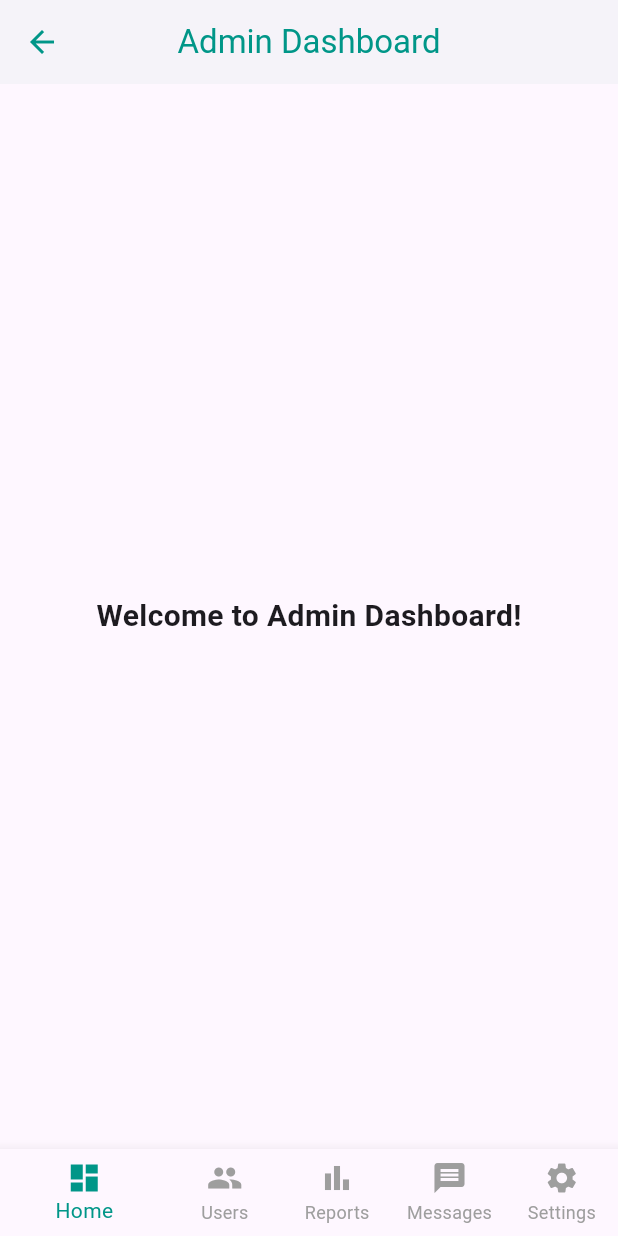
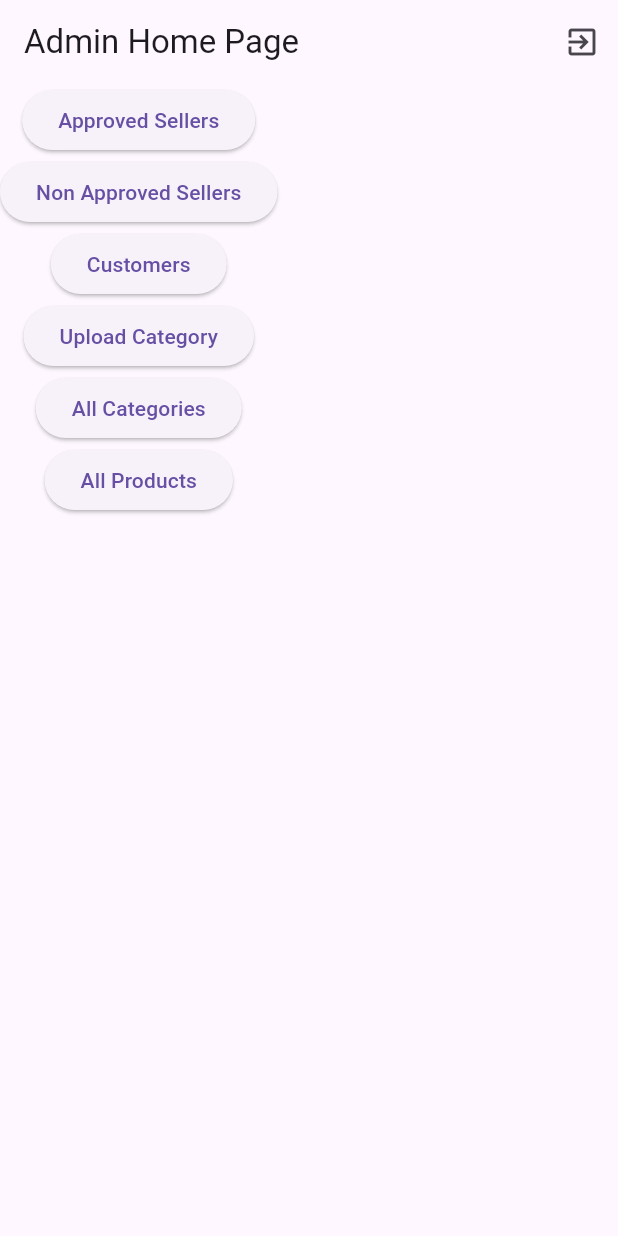
Before and after one commit to Mohsinishfaq07/seller_ecommerce, a Flutter app: the AdminHomePage screen opened directly, on a phone screen of 412 x 824 dp. Run offline on Flutter 3.47's test engine with Material 3 defaults, Android fonts, the phone set to English and light mode, and no system bars; our stand-ins replace cloud_firestore, firebase_auth, firebase_core, flutter_riverpod, fluttertoast; accounts and stored records are empty.

Commit message:
admin panel started

```diff
--- a/lib/admin_home.dart
+++ b/lib/admin_home.dart
@@ -1,92 +1,92 @@
-import 'package:flutter/material.dart';
+// import 'package:flutter/material.dart';
 
-class AdminHomePage extends StatefulWidget {
-  const AdminHomePage({Key? key}) : super(key: key);
+// class AdminHomePage extends StatefulWidget {
+//   const AdminHomePage({Key? key}) : super(key: key);
 
-  @override
-  State<AdminHomePage> createState() => _AdminHomePageState();
-}
+//   @override
+//   State<AdminHomePage> createState() => _AdminHomePageState();
+// }
 
-class _AdminHomePageState extends State<AdminHomePage> {
-  int _selectedIndex = 0; // Current selected tab index
-  final List<Widget> _pages = [
-    // Home page
-    const Center(
-      child: Text(
-        'Welcome to Admin Dashboard!',
-        style: TextStyle(fontSize: 20, fontWeight: FontWeight.bold),
-      ),
-    ),
-    // User management page
-    const Center(
-      child: Text(
-        'Manage Users',
-        style: TextStyle(fontSize: 18, fontWeight: FontWeight.w600),
-      ),
-    ),
-    // Reports page
-    const Center(
-      child: Text(
-        'View Reports',
-        style: TextStyle(fontSize: 18, fontWeight: FontWeight.w600),
-      ),
-    ),
-    // Messages page
-    const Center(
-      child: Text(
-        'Messages',
-        style: TextStyle(fontSize: 18, fontWeight: FontWeight.w600),
-      ),
-    ),
-    // Settings page
-    const Center(
-      child: Text(
-        'Settings',
-        style: TextStyle(fontSize: 18, fontWeight: FontWeight.w600),
-      ),
-    ),
-  ];
+// class _AdminHomePageState extends State<AdminHomePage> {
+//   int _selectedIndex = 0; // Current selected tab index
+//   final List<Widget> _pages = [
+//     // Home page
+//     const Center(
+//       child: Text(
+//         'Welcome to Admin Dashboard!',
+//         style: TextStyle(fontSize: 20, fontWeight: FontWeight.bold),
+//       ),
+//     ),
+//     // User management page
+//     const Center(
+//       child: Text(
+//         'Manage Users',
+//         style: TextStyle(fontSize: 18, fontWeight: FontWeight.w600),
+//       ),
+//     ),
+//     // Reports page
+//     const Center(
+//       child: Text(
+//         'View Reports',
+//         style: TextStyle(fontSize: 18, fontWeight: FontWeight.w600),
+//       ),
+//     ),
+//     // Messages page
+//     const Center(
+//       child: Text(
+//         'Messages',
+//         style: TextStyle(fontSize: 18, fontWeight: FontWeight.w600),
+//       ),
+//     ),
+//     // Settings page
+//     const Center(
+//       child: Text(
+//         'Settings',
+//         style: TextStyle(fontSize: 18, fontWeight: FontWeight.w600),
+//       ),
+//     ),
+//   ];
 
-  /// Handles bottom navigation bar taps
-  void _onItemTapped(int index) {
-    setState(() {
-      _selectedIndex = index;
-    });
-  }
+//   /// Handles bottom navigation bar taps
+//   void _onItemTapped(int index) {
+//     setState(() {
+//       _selectedIndex = index;
+//     });
+//   }
 
-  @override
-  Widget build(BuildContext context) {
-    return SafeArea(
-      child: Scaffold(
-        appBar: AppBar(
-          title: const Text(
-            'Admin Dashboard',
-            style: TextStyle(color: Colors.teal),
-          ),
-          backgroundColor: Colors.white,
-          elevation: 2.0,
-          centerTitle: true,
-          iconTheme: const IconThemeData(color: Colors.teal),
-        ),
-        body: _pages[_selectedIndex], // Display the current page
-        bottomNavigationBar: BottomNavigationBar(
-          currentIndex: _selectedIndex, // Currently selected tab
-          onTap: _onItemTapped, // Handle tab selection
-          items: const [
-            BottomNavigationBarItem(icon: Icon(Icons.dashboard), label: 'Home'),
-            BottomNavigationBarItem(icon: Icon(Icons.people), label: 'Users'),
-            BottomNavigationBarItem(
-                icon: Icon(Icons.bar_chart), label: 'Reports'),
-            BottomNavigationBarItem(
-                icon: Icon(Icons.message), label: 'Messages'),
-            BottomNavigationBarItem(
-                icon: Icon(Icons.settings), label: 'Settings'),
-          ],
-          selectedItemColor: Colors.teal,
-          unselectedItemColor: Colors.grey,
-          showUnselectedLabels: true,
-        ),
-      ),
-    );
-  }
-}
+//   @override
+//   Widget build(BuildContext context) {
+//     return SafeArea(
+//       child: Scaffold(
+//         appBar: AppBar(
+//           title: const Text(
+//             'Admin Dashboard',
+//             style: TextStyle(color: Colors.teal),
+//           ),
+//           backgroundColor: Colors.white,
+//           elevation: 2.0,
+//           centerTitle: true,
+//           iconTheme: const IconThemeData(color: Colors.teal),
+//         ),
+//         body: _pages[_selectedIndex], // Display the current page
+//         bottomNavigationBar: BottomNavigationBar(
+//           currentIndex: _selectedIndex, // Currently selected tab
+//           onTap: _onItemTapped, // Handle tab selection
+//           items: const [
+//             BottomNavigationBarItem(icon: Icon(Icons.dashboard), label: 'Home'),
+//             BottomNavigationBarItem(icon: Icon(Icons.people), label: 'Users'),
+//             BottomNavigationBarItem(
+//                 icon: Icon(Icons.bar_chart), label: 'Reports'),
+//             BottomNavigationBarItem(
+//                 icon: Icon(Icons.message), label: 'Messages'),
+//             BottomNavigationBarItem(
+//                 icon: Icon(Icons.settings), label: 'Settings'),
+//           ],
+//           selectedItemColor: Colors.teal,
+//           unselectedItemColor: Colors.grey,
+//           showUnselectedLabels: true,
+//         ),
+//       ),
+//     );
+//   }
+// }
--- a/lib/constants/constants.dart
+++ b/lib/constants/constants.dart
@@ -1,5 +1,6 @@
 import 'package:flutter_application_1/functions/global_functions.dart';
 import 'package:flutter_application_1/providers/auth_provider/auth_provider.dart';
+import 'package:flutter_application_1/providers/category_provider/upload_provider.dart';
 import 'package:flutter_application_1/services/auth/auth_services.dart';
 import 'package:flutter_application_1/services/firestore/firestore_services.dart';
 
@@ -8,7 +9,7 @@ GlobalFunctions globalFunctions = GlobalFunctions();
 
 // providers
 AuthProvider authProvider = AuthProvider();
-
+UploadCategoryProvider uploadCategoryProvider = UploadCategoryProvider();
 // services
 FirestoreService firestoreService = FirestoreService();
 AuthServices authServices = AuthServices();
--- a/lib/models/seller_model.dart
+++ b/lib/models/seller_model.dart
@@ -9,6 +9,7 @@ class SellerModel {
   final String shopName;
   final String shopType;
   final UserType userType;
+  final bool approved;
 
   SellerModel({
     required this.userId,
@@ -18,6 +19,7 @@ class SellerModel {
     required this.number,
     required this.shopName,
     required this.shopType,
+    required this.approved,
   }) : userType = UserType.seller;
 
   Map<String, dynamic> toMap() {
@@ -30,6 +32,7 @@ class SellerModel {
       'userType': userType.toString(),
       'shopName': shopName,
       'shopType': shopType,
+      'approved': false,
     };
   }
 
@@ -42,6 +45,7 @@ class SellerModel {
       number: map['number'] ?? '',
       shopName: map['shopName'] ?? '',
       shopType: map['shopType'] ?? '',
+      approved: map['approved'] ?? false,
     );
   }
 
--- a/lib/providers/auth_provider.dart
+++ b/lib/providers/auth_provider.dart
@@ -7,7 +7,6 @@ import '../enums/global_enums.dart';
 final authProvider =
     ChangeNotifierProvider<AuthProvider>((ref) => AuthProvider());
 
-// Define a separate provider for userType
 final userTypeProvider = StateProvider<UserType>((ref) => UserType.customer);
 
 class AuthProvider extends ChangeNotifier {
--- a/lib/services/seller_services.dart
+++ b/lib/services/seller_services.dart
@@ -4,8 +4,6 @@ import 'package:flutter_application_1/enums/global_enums.dart';
 import 'package:flutter_application_1/models/seller_model.dart';
 import 'package:flutter_application_1/constants/constants.dart';
 import 'package:flutter_application_1/seller_home.dart';
-
-
 
 class SellerServices {
   Future<void> createSellerAccount({
@@ -34,6 +32,7 @@ class SellerServices {
         number: number,
         shopName: shopName,
         shopType: shopType,
+        approved: false,
       );
 
       if (!seller.isValidSeller()) {
--- /dev/null
+++ b/lib/view/admin/admin_home/admin_home.dart
@@ -0,0 +1,73 @@
+import 'package:flutter/material.dart';
+import 'package:flutter_application_1/constants/constants.dart';
+import 'package:flutter_application_1/view/admin/categories/upload_category.dart';
+import 'package:flutter_application_1/view/admin/customers/customers.dart';
+import 'package:flutter_application_1/view/admin/sellers/approved_sellers.dart';
+import 'package:flutter_application_1/view/admin/sellers/non_approved_sellers.dart';
+import 'package:flutter_application_1/welcome_screen.dart';
+
+// List<Map<String, dynamic>> data = [
+//   {
+//     "name": 'Approved/nSellers',
+//     "function": globalFunctions.nextScreen(context, ApprovedSellersPage()),
+//   }
+// ];
+
+class AdminHomePage extends StatelessWidget {
+  const AdminHomePage({super.key});
+
+  @override
+  Widget build(BuildContext context) {
+    // List<Function> functions = [
+    //   // globalFunctions.nextScreen(context, screenName),
+    //   // globalFunctions.nextScreen(context, screenName),
+    //   // globalFunctions.nextScreen(context, screenName),
+    // ];
+    return Scaffold(
+        appBar: AppBar(
+          automaticallyImplyLeading: false,
+          title: const Text("Admin Home Page"),
+          actions: [
+            IconButton(
+              onPressed: () {
+                authServices.signOut(context: context).then((val) {
+                  globalFunctions.nextScreen(
+                      context, const WelcomeHomeScreen());
+                });
+              },
+              icon: const Icon(Icons.exit_to_app),
+            ),
+          ],
+        ),
+        body: Column(
+          children: [
+            ElevatedButton(
+                onPressed: () {
+                  globalFunctions.nextScreen(context, ApprovedSellersPage());
+                },
+                child: const Text("Approved Sellers")),
+            ElevatedButton(
+                onPressed: () {
+                  globalFunctions.nextScreen(context, NonApprovedSellersPage());
+                },
+                child: const Text("Non Approved Sellers")),
+            ElevatedButton(
+                onPressed: () {
+                  globalFunctions.nextScreen(context, CustomersShowPage());
+                },
+                child: const Text("Customers")),
+            ElevatedButton(
+              onPressed: () {
+                globalFunctions.nextScreen(context, const UploadCategory());
+              },
+              child: const Text("Upload Category"),
+            ),
+            ElevatedButton(
+              onPressed: () {},
+              child: const Text("All Categories"),
+            ),
+            ElevatedButton(onPressed: () {}, child: const Text("All Products")),
+          ],
+        ));
+  }
+}
--- a/lib/view/auth/login_page.dart
+++ b/lib/view/auth/login_page.dart
@@ -252,7 +252,10 @@ class CustomerLoginScreen extends StatelessWidget {
   void _handleLogin(BuildContext context, WidgetRef ref, dynamic auth) async {
     final emailController = auth.emailController;
     final passwordController = auth.passwordController;
-
+    constants.globalFunctions
+        .showLog(message: 'email: ${emailController.text}');
+    constants.globalFunctions
+        .showLog(message: 'password: ${passwordController.text}');
     if (emailController.text.isEmpty || passwordController.text.isEmpty) {
       ScaffoldMessenger.of(context).showSnackBar(
         const SnackBar(content: Text('Please fill in all fields')),
```
Also changed, not shown: lib/providers/category_provider/upload_provider.dart (added, +9 -0 lines), lib/services/auth/auth_services.dart (+31 -12 lines), lib/services/firestore/firestore_services.dart (+19 -0 lines), lib/view/admin/categories/upload_category.dart (added, +102 -0 lines), lib/view/admin/customers/customers.dart (added, +78 -0 lines), lib/view/admin/sellers/approved_sellers.dart (added, +95 -0 lines), lib/view/admin/sellers/non_approved_sellers.dart (added, +94 -0 lines), lib/view/admin/categories/all_categories.dart (added).
